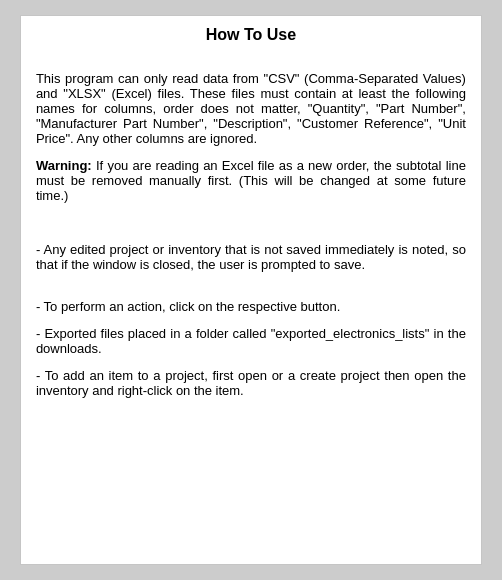
Above: Program_Files/UI_Files/how_to_use_program.ui from Thomas1B/Electronics-Inventory-Program before the change. Below: the same form after it.
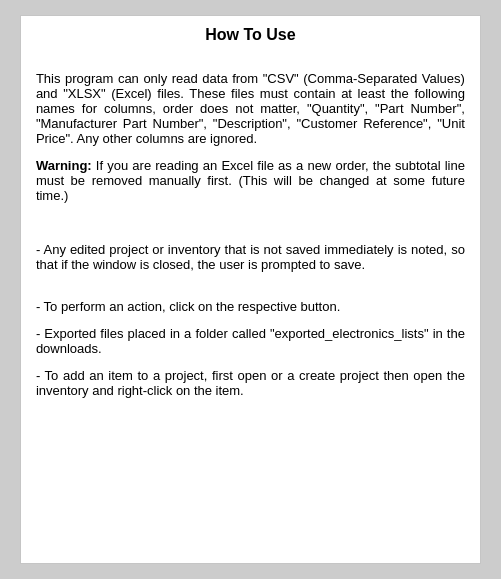
That is the form after the change. Icons and pictures are not drawn.

What changed in the file:
```diff
--- a/Program_Files/UI_Files/how_to_use_program.ui
+++ b/Program_Files/UI_Files/how_to_use_program.ui
@@ -6,8 +6,8 @@
    <rect>
     <x>0</x>
     <y>0</y>
-    <width>502</width>
-    <height>580</height>
+    <width>501</width>
+    <height>579</height>
    </rect>
   </property>
   <property name="minimumSize">
@@ -65,8 +65,8 @@
         <rect>
          <x>0</x>
          <y>0</y>
-         <width>460</width>
-         <height>527</height>
+         <width>459</width>
+         <height>526</height>
         </rect>
        </property>
        <layout class="QVBoxLayout" name="verticalLayout_2">
```
Left out of the diff: 2 changed lines with no effect on the pictures.
